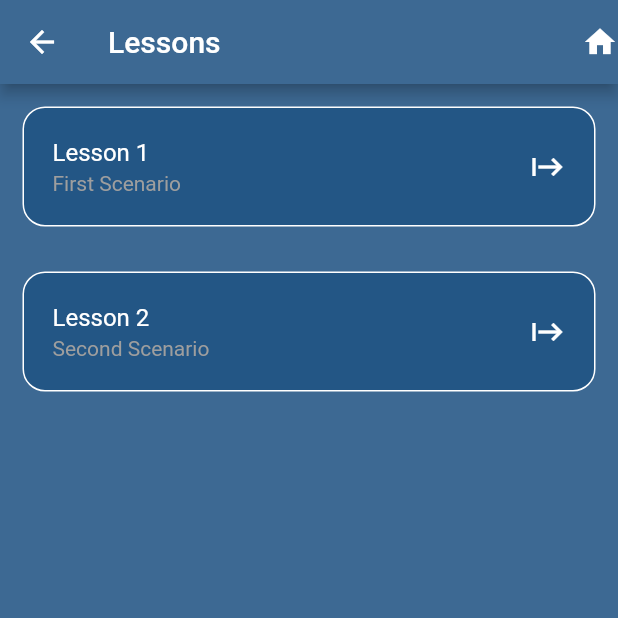
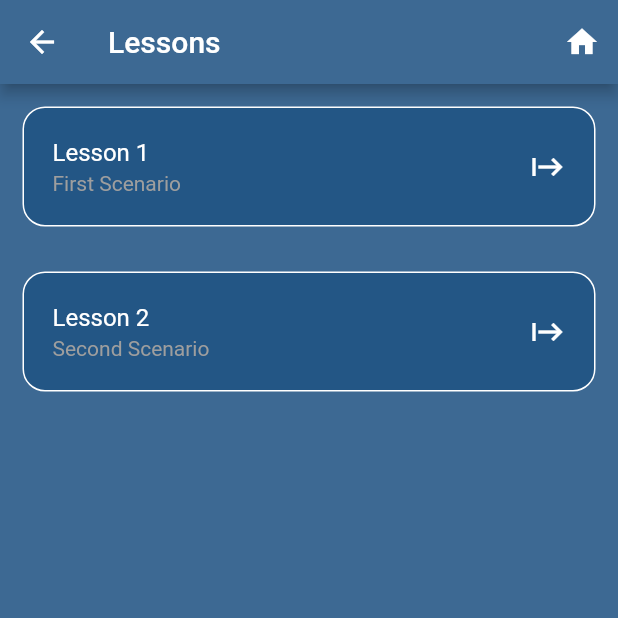
Before and after one commit to Nizar-Sweiss/Lab_11, a Flutter app: the ListeningLessons screen opened by its route, on a phone screen of 412 x 824 dp, the top half of it. Run offline on Flutter 3.47's test engine with Material 2 defaults, Android fonts, the phone set to English and light mode, and no system bars; our stand-ins replace audioplayers, font_awesome_flutter, google_fonts, rounded_loading_button, youtube_player_flutter; network calls fail.

Commit message:
Home Icon Button

```diff
--- /dev/null
+++ b/main/lib/Components/home_button.dart
@@ -0,0 +1,10 @@
+import 'package:flutter/cupertino.dart';
+import 'package:flutter/material.dart';
+
+Widget HomeButton(
+  BuildContext context,
+) {
+  return IconButton(
+      onPressed: () => Navigator.popAndPushNamed(context, "Home"),
+      icon: Icon(Icons.home));
+}
--- a/main/lib/Screens/Listening/listeningLessons.dart
+++ b/main/lib/Screens/Listening/listeningLessons.dart
@@ -1,6 +1,8 @@
 import 'package:flutter/material.dart';
 import 'package:audioplayers/audioplayers.dart';
 import 'package:lab011/Components/LessonsList.dart';
+
+import '../../Components/home_button.dart';
 
 class ListeningLessons extends StatefulWidget {
   const ListeningLessons({super.key});
@@ -22,7 +24,9 @@ class _ListeningLessonsState extends State<ListeningLessons> {
   Widget build(BuildContext context) {
     return Scaffold(
       appBar: AppBar(
-        actions: [Icon(Icons.home)],
+        actions: [
+          HomeButton(context),
+        ],
         title: Text("Lessons"),
         backgroundColor: Color.fromARGB(255, 61, 105, 147),
       ),
```
Also changed, not shown: main/lib/Screens/Tobics.dart (+2 -5 lines).
